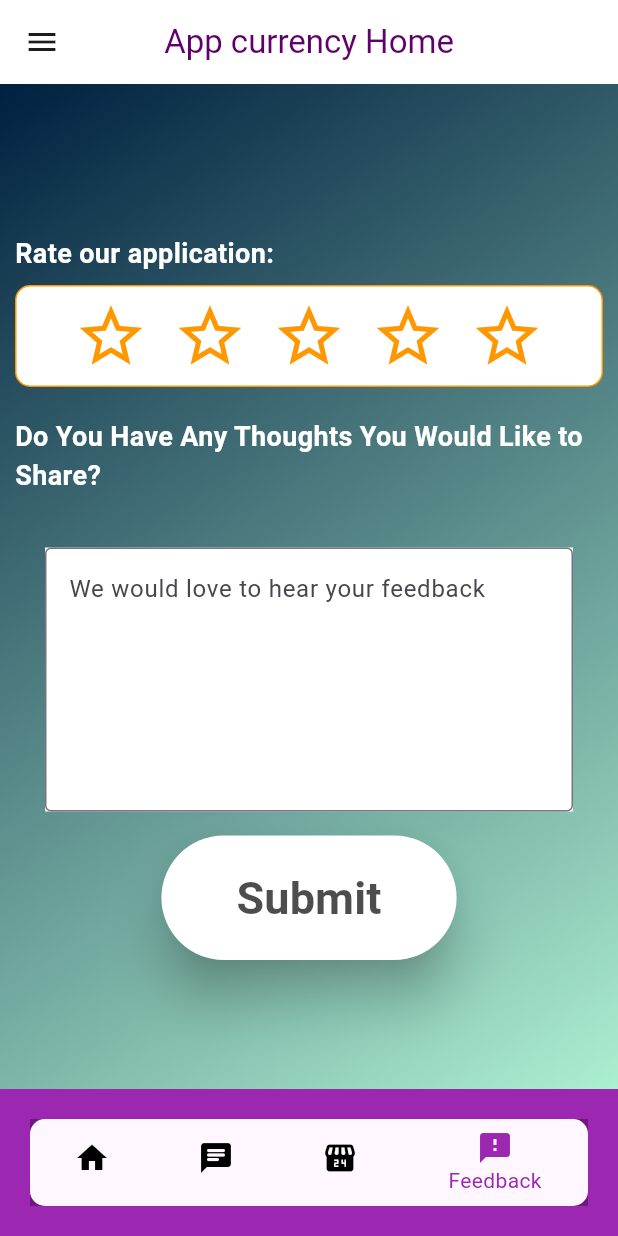
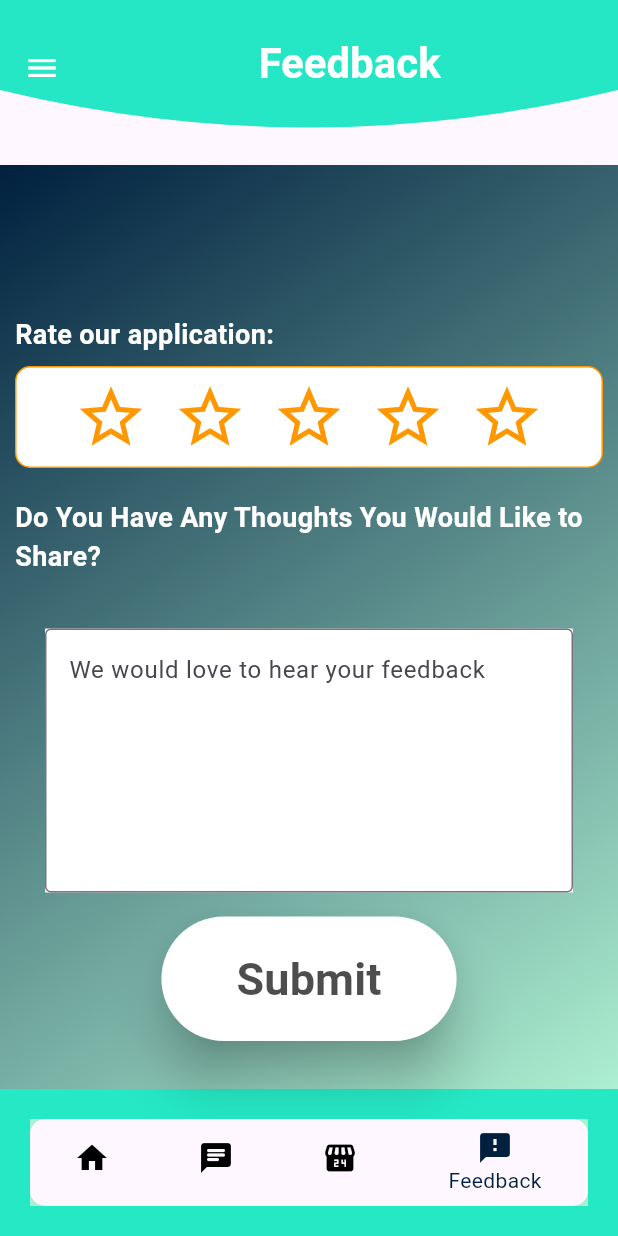
Before and after one commit to engumairahmed/CurrenSee, a Flutter app: the bottomNavigationBar screen opened directly, item 4 of the bottom bar chosen, after a tap on "Submit", on a phone screen of 412 x 824 dp. Run offline on Flutter 3.47's test engine with Material 3 defaults, Android fonts, the phone set to English and light mode, and no system bars; our stand-ins replace cloud_firestore, firebase_auth, firebase_core, google_fonts, google_sign_in, lottie and 2 more; missing offline and left inert: dart:html; accounts and stored records are empty; network calls fail; Roboto replaces fonts that are missing (Aleo).

Commit message:
appbar changes

```diff
--- a/lib/api_endpoints.dart
+++ b/lib/api_endpoints.dart
@@ -1,13 +1,14 @@
 //Login URL
-String loginurl="https://currensee.000webhostapp.com/auth/login.php";
-// String loginurl="http://localhost/phpapi/currensee/auth/login.php";
+// String loginurl="https://currensee.000webhostapp.com/auth/login.php";
+String loginurl="http://localhost/phpapi/currensee/auth/login.php";
 
 //Register URL
 // String registerurl="https://currensee.000webhostapp.com/auth/register.php";
 String registerurl="http://localhost/phpapi/currensee/auth/register.php";
 
 //User Profile URL
-String userDataUrl="https://currensee.000webhostapp.com/auth/user.php?id=";
+// String userDataUrl="https://currensee.000webhostapp.com/auth/user.php?id=";
+String userDataUrl="http://localhost/phpapi/currensee/auth/user.php?id=";
 
 //Firbase Profile UID verification URL
 // String uidCheckUrl="https://currensee.000webhostapp.com/auth/uid.php?id=";
--- a/lib/app_properties.dart
+++ b/lib/app_properties.dart
@@ -3,8 +3,8 @@ import 'package:flutter/material.dart';
 class ColorProperties {
 
 
-  static Color darkColor = const Color(0xFF101820);
-  static Color lightColor = const Color(0xFFF2AA4C);
+  // static Color darkColor = const Color(0xFF101820);
+  // static Color lightColor = const Color(0xFFF2AA4C);
 
   static Gradient mainColor =  const LinearGradient(
       colors: [
@@ -37,6 +37,8 @@ class ColorProperties {
 
   static Color darkColor = const Color(0xFF00203F);
   static Color lightColor = const Color(0xFFADEFD1);
+
+  static Color appBarColor = const Color.fromARGB(218, 0, 228, 186);
 
 
 
@@ -84,27 +86,27 @@ static Gradient cherryTomatoeGradientColor = const LinearGradient(colors: [
     Color(0xFFF2AA4C),
   ]);
 
- static Gradient mainColor =  const LinearGradient(
-      colors: [
-        Color(0xFF00203F),
-        Color(0xFFADEFD1),
-      ]
-  );
+//  static Gradient mainColor =  const LinearGradient(
+//       colors: [
+//         Color(0xFF00203F),
+//         Color(0xFFADEFD1),
+//       ]
+//   );
 
-  static Gradient mainColorInverted =  const LinearGradient(
-      colors: [
-        Color(0xFF00203F),
-        Color(0xFFADEFD1),
-      ]
-  );
-  static Gradient mainColorCross =  const LinearGradient(
-    begin: Alignment.topLeft,
-    end: Alignment.bottomRight,
-      colors: [
-        Color(0xFF00203F),
-        Color(0xFFADEFD1),
-      ]
-  );
+//   static Gradient mainColorInverted =  const LinearGradient(
+//       colors: [
+//         Color(0xFF00203F),
+//         Color(0xFFADEFD1),
+//       ]
+//   );
+//   static Gradient mainColorCross =  const LinearGradient(
+//     begin: Alignment.topLeft,
+//     end: Alignment.bottomRight,
+//       colors: [
+//         Color(0xFF00203F),
+//         Color(0xFFADEFD1),
+//       ]
+//   );
 
 
   static Color purpleTextColor = const Color.fromARGB(255, 118, 51, 170);
--- a/lib/main.dart
+++ b/lib/main.dart
@@ -1,6 +1,7 @@
 
 
 import 'package:currensee/firebase_options.dart';
+import 'package:currensee/screens/AppBar.dart';
 import 'package:currensee/screens/navigation.dart';
 import 'package:currensee/screens/converter.dart';
 import 'package:currensee/screens/currency_converter.dart';
@@ -27,7 +28,6 @@ void main() async {
 class MyApp extends StatelessWidget {
   const MyApp({super.key});
 
-  // This widget is the root of your application.
   @override
   Widget build(BuildContext context) {
     return MaterialApp(
--- a/lib/screens/AppBar.dart
+++ b/lib/screens/AppBar.dart
@@ -4,21 +4,30 @@ import 'package:google_fonts/google_fonts.dart';
 import 'drawer.dart';
 
 class RoundAppBar extends StatelessWidget implements PreferredSizeWidget {
-  const RoundAppBar({Key? key}) : super(key: key);
+  final String pageTitle;
+  const RoundAppBar({Key? key, required this.pageTitle}) : super(key: key);
 
   @override
-  Size get preferredSize => Size.fromHeight(70);
+  Size get preferredSize => Size.fromHeight(110);
 
   @override
   Widget build(BuildContext context) {
-
     return Scaffold(
-      appBar: AppBar(
-      toolbarHeight: 70,
+      appBar: PreferredSize(
+        preferredSize: preferredSize,
+        child: AppBar(
+          toolbarHeight: 90,
           backgroundColor: Colors.transparent,
           elevation: 0.0,
-      title: Text(
-        'CurrenSee  Converter',
+          title:
+
+          Row(
+              mainAxisAlignment: MainAxisAlignment.center,
+            children: [
+              Padding(
+                padding: const EdgeInsets.fromLTRB(8,0,10,4),
+                child: Text(
+                  pageTitle,
                   style: GoogleFonts.aleo(
                     textStyle: TextStyle(
                       fontSize: 28,
@@ -28,19 +37,23 @@ class RoundAppBar extends StatelessWidget implements PreferredSizeWidget {
 
                   ),
                 ),
+              ),
+            ],
+          ),
           iconTheme: IconThemeData(color: Colors.white),
+          centerTitle: true,
 
-      centerTitle: true,
-      flexibleSpace: Container(
-
-        decoration: const BoxDecoration(
+          flexibleSpace: ClipPath(
+            clipper: MyClipper(),
+            child: Container(
+              decoration: BoxDecoration(
                 borderRadius: BorderRadius.only(
                   bottomLeft: Radius.circular(15),
                   bottomRight: Radius.circular(15),
                 ),
-          gradient: LinearGradient(colors: [
+                gradient: LinearGradient(
+                  colors: [
                     Color.fromARGB(218, 0, 228, 186),
-
                     Color.fromARGB(218, 0, 228, 186),
                   ],
                   begin: Alignment.bottomCenter,
@@ -49,77 +62,27 @@ class RoundAppBar extends StatelessWidget implements PreferredSizeWidget {
               ),
             ),
           ),
+        ),
+      ),
       drawer: CustomDrawer(),
     );
-
+  }
 }
 
+class MyClipper extends CustomClipper<Path> {
+  @override
+  Path getClip(Size size) {
+    var path = Path();
+    path.lineTo(0, size.height - 50);
+    path.quadraticBezierTo(
+        size.width / 2, size.height, size.width, size.height - 50);
+    path.lineTo(size.width, 0);
+    path.close();
+    return path;
   }
 
-// import 'package:flutter/cupertino.dart';
-// import 'package:flutter/material.dart';
-
-// class CustomShape extends CustomClipper<Path>{
-//   @override
-//   Path getClip(Size size) {
-//     double height = size.height;
-//     double width = size.width;
-
-//     var path = Path();
-//     path.lineTo(0, height-50);
-//     path.quadraticBezierTo(width/2, height, width, height-50);
-//     path.lineTo(width, 0);
-//     path.close();
-//     return path;
-//   }
-
-//   @override
-//   bool shouldReclip(covariant CustomClipper<Path> oldClipper) {
-//     return true;
-//   }
-
-// }
-
-
-
-// class MyApp extends StatelessWidget {
-//   @override
-//   Widget build(BuildContext context) {
-//     return MaterialApp(
-//       title: 'Flutter Demo',
-//       debugShowCheckedModeBanner: false,
-//       theme: ThemeData(
-//         primarySwatch: Colors.blue,
-//       ),
-//       home: MyHomePage(),
-//     );
-//   }
-// }
-
-// class MyHomePage extends StatelessWidget {
-//   @override
-//   Widget build(BuildContext context) {
-//     return Scaffold(
-//       appBar: AppBar(
-//         toolbarHeight: 130,
-//         backgroundColor: Colors.transparent,
-//         elevation: 0.0,
-//         flexibleSpace: ClipPath(
-//           clipper: CustomShape(),
-//           child: Container(
-//             height: 250,
-//             width: MediaQuery.of(context).size.width,
-//             color: Colors.red,
-//             child: Center(
-//               child: Text(
-//                 "Subscribe to Proto Coders Point",
-//                 style: TextStyle(fontSize: 20, color: Colors.white),
-//               ),
-//             ),
-//           ),
-//         ),
-//       ),
-//       body: Container(),
-//     );
-//   }
-// }
+  @override
+  bool shouldReclip(CustomClipper<Path> oldClipper) {
+    return true;
+  }
+}
--- a/lib/screens/FeedBack.dart
+++ b/lib/screens/FeedBack.dart
@@ -1,6 +1,7 @@
 import 'package:currensee/api_tasks.dart';
 import 'package:currensee/Preferences.dart';
 import 'package:currensee/app_properties.dart';
+import 'package:currensee/screens/AppBar.dart';
 import 'package:currensee/screens/navigation.dart';
 import 'package:currensee/screens/faq_screen.dart';
 import 'package:flutter/material.dart';
@@ -39,15 +40,14 @@ class _FeedBackScreenState extends State<FeedBackScreen> {
     if (formkey.currentState!.validate()) {
       // Send feedback data to your server or database
       // var UserId=await getUser();
-      var res = await feedbackTask(_feedback, _rating);
-      print('Rating: $_rating');
-      print('Feedback: $_feedback');
+       await feedbackTask(_feedback, _rating);
     }
   }
 
   @override
   Widget build(BuildContext context) {
     return Scaffold(
+      appBar: RoundAppBar(pageTitle: 'Feedback'),
       body: Container(
         height: double.infinity,
         width: double.infinity,
--- a/lib/screens/chart.dart
+++ b/lib/screens/chart.dart
@@ -1,5 +1,6 @@
 import 'package:currensee/api_tasks.dart';
 import 'package:currensee/models/historical_rates.dart';
+import 'package:currensee/screens/AppBar.dart';
 import 'package:flutter/material.dart';
 import 'package:flutter/widgets.dart';
 import 'package:syncfusion_flutter_charts/charts.dart';
@@ -55,6 +56,7 @@ class _ChartScreenState extends State<ChartScreen> {
 
   Widget build(BuildContext context) {
     return Scaffold(
+      appBar: RoundAppBar(pageTitle: 'Historical Rates'),
       body: Column(
         children: [
           Form(
--- a/lib/screens/currency_converter.dart
+++ b/lib/screens/currency_converter.dart
@@ -58,9 +58,7 @@ class _CurrencyConverterScreenState extends State<CurrencyConverterScreen> {
   @override
   Widget build(BuildContext context) {
     return Scaffold(
-
-
-
+      appBar: RoundAppBar(pageTitle: 'Convert'),
       body:
       Container(
         decoration: BoxDecoration(
@@ -213,7 +211,7 @@ class _CurrencyConverterScreenState extends State<CurrencyConverterScreen> {
                       ),
                     ),
                     Text(
-                      _rate.text,
+                      _converted.text,
                       style: TextStyle(
                         color: ColorProperties.firstColor,
                         fontSize: 36.0,
@@ -229,7 +227,7 @@ class _CurrencyConverterScreenState extends State<CurrencyConverterScreen> {
                       ),
                     ),
                     Text(
-                      _converted.text,
+                      _rate.text,
                       style: TextStyle(
                         color: Colors.black,
                         fontSize: 18.0,
@@ -259,9 +257,9 @@ class _CurrencyConverterScreenState extends State<CurrencyConverterScreen> {
                       elevation: 20,
                       shadowColor: Colors.white,
                       padding:
-                          EdgeInsets.symmetric(vertical: 25, horizontal: 165),
+                          EdgeInsets.symmetric(vertical: 25, horizontal: 80),
                       shape: RoundedRectangleBorder(
-                        borderRadius: BorderRadius.circular(15.0),
+                        borderRadius: BorderRadius.circular(30.0),
                       ),
                          backgroundColor:  Color(0xFF00203F),
                     )),
--- a/lib/screens/drawer.dart
+++ b/lib/screens/drawer.dart
@@ -1,8 +1,8 @@
-import 'package:currensee/attachments/Converter.dart';
-import 'package:currensee/screens/CurrencyConvert.dart';
+// import 'package:currensee/attachments/Converter.dart';
+import 'package:currensee/screens/currency_converter.dart';
 import 'package:currensee/screens/home.dart';
 import 'package:flutter/material.dart';
-import 'FaqScreen.dart';
+import 'package:currensee/screens/faq_screen.dart';
 import 'FeedBack.dart';
 // import 'history.dart';
 // import 'hom1.dart';
--- a/lib/screens/faq_screen.dart
+++ b/lib/screens/faq_screen.dart
@@ -1,6 +1,8 @@
 
 import 'package:currensee/app_properties.dart';
+import 'package:currensee/screens/AppBar.dart';
 import 'package:currensee/screens/FeedBack.dart';
+import 'package:currensee/screens/drawer.dart';
 
 import 'package:currensee/screens/feedback.dart';
 
@@ -78,9 +80,11 @@ class _FAQScreenState extends State<FAQScreen> {
   @override
   Widget build(BuildContext context) {
     return Scaffold(
-     appBar: AppBar(
-       title: Text("Feedback Screen"),
-     ),
+    //  appBar: AppBar(
+    //    title: Text("Feedback Screen"),
+    //  ),
+    appBar: RoundAppBar(pageTitle: 'FAQs',),
+    drawer: CustomDrawer(),
       body: Container(
         height: MediaQuery.of(context).size.height,
          decoration: BoxDecoration(
@@ -119,7 +123,7 @@ class _FAQScreenState extends State<FAQScreen> {
                           style: TextStyle(
                             fontSize: 18,
                             fontWeight: FontWeight.bold,
-                              color: Color(0xFFC54040),
+                              color: Color.fromARGB(255, 4, 63, 112),
                           ),
                         ),
                         children: [
--- a/lib/screens/navigation.dart
+++ b/lib/screens/navigation.dart
@@ -1,6 +1,7 @@
 
 import 'package:currensee/app_properties.dart';
 import 'package:currensee/preferences.dart';
+import 'package:currensee/screens/AppBar.dart';
 import 'package:currensee/screens/converter.dart';
 import 'package:currensee/screens/currency_converter.dart';
 import 'package:currensee/screens/faq_screen.dart';
@@ -8,6 +9,7 @@ import 'package:currensee/screens/feedback.dart';
 import 'package:currensee/screens/chart.dart';
 import 'package:currensee/screens/home.dart';
 import 'package:flutter/material.dart';
+import 'package:google_fonts/google_fonts.dart';
 
 class bottomNavigationBar extends StatefulWidget {
   const bottomNavigationBar({super.key});
@@ -24,9 +26,6 @@ class _bottomNavigationBarState extends State<bottomNavigationBar> {
   Future<void> showUserProfile() async {
     var user = await getUserData();
     var id = await getUser();
-    print(id);
-    print(user.name);
-    print(user.email);
     setState(() {
     userName=user.name;
     userEmail=user.email;
@@ -41,6 +40,8 @@ class _bottomNavigationBarState extends State<bottomNavigationBar> {
     FeedBackScreen(),
   ];
 
+  Size get preferredSize => Size.fromHeight(110);
+
   @override
   void initState() {
     // TODO: implement initState
@@ -51,14 +52,6 @@ class _bottomNavigationBarState extends State<bottomNavigationBar> {
   @override
   Widget build(BuildContext context) {
     return  Scaffold(
-         appBar: AppBar(
-        title: Text(
-          "App currency Home",
-          style: TextStyle(color: Color.fromARGB(255, 95, 0, 107)),
-        ),
-        centerTitle: true,
-        backgroundColor: Color.fromARGB(255, 255, 255, 255),
-      ),
       drawer: Drawer(
       child: Column(
         children: [
@@ -156,19 +149,19 @@ class _bottomNavigationBarState extends State<bottomNavigationBar> {
         ],
       ),
     ),
-      backgroundColor: Colors.purple,
+      backgroundColor: ColorProperties.appBarColor,
 bottomNavigationBar: Container(
   margin: const EdgeInsets.symmetric(horizontal: 20, vertical: 20),
   decoration: BoxDecoration(boxShadow: [
     BoxShadow(
-      color: Colors.black.withOpacity(0.3),
+      color: ColorProperties.lightColor,
     )
   ]),
   child: ClipRRect(
     borderRadius: BorderRadius.circular(10),
     child: BottomNavigationBar(
-      backgroundColor: Colors.white,
-      selectedItemColor: Colors.purple,
+      backgroundColor: ColorProperties.darkColor,
+      selectedItemColor: ColorProperties.darkColor,
       unselectedItemColor: Colors.black,
       currentIndex: myCurrentIndex,
       onTap: (index){
@@ -186,6 +179,8 @@ bottomNavigationBar: Container(
     ),
     ),
     body: pages[myCurrentIndex],
+
+
   );
   }
 }
```
Also changed, not shown: lib/api_tasks.dart (line endings or trailing spaces). Lines whose indentation alone changed are shown as unchanged.
